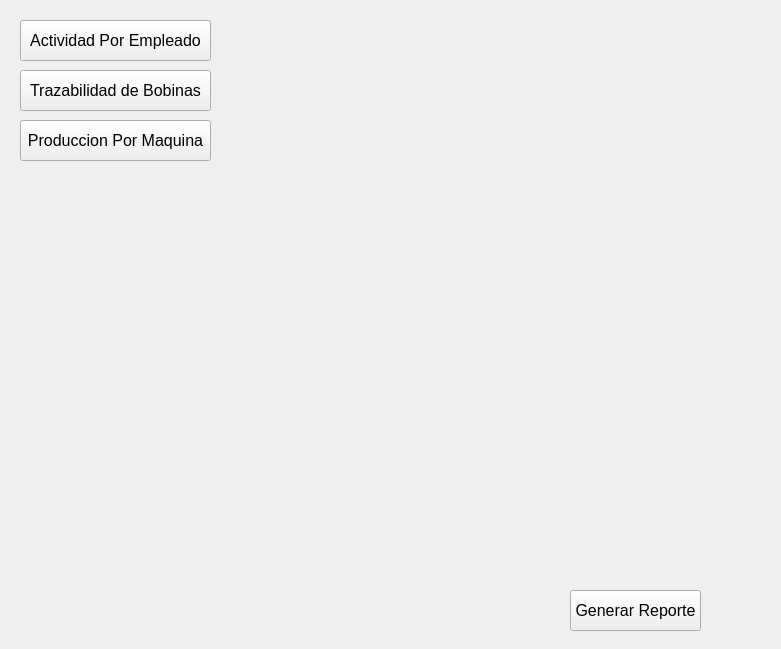
The window that Bolsaco/Admin.ui (maurocipo/Bolsaco) describes before a commit, drawn with Qt 5.
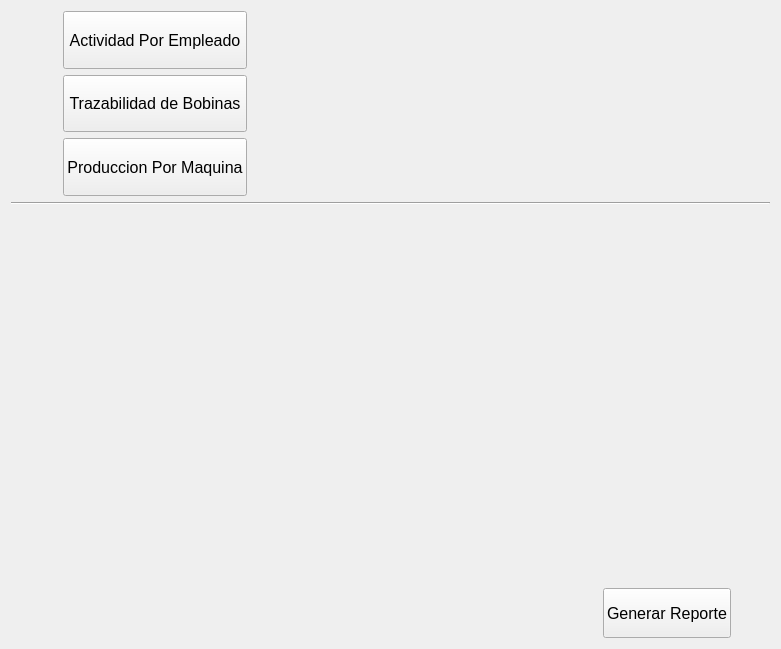
The same window after the commit.

Commit message: - Fixed layouts to work with window resizing. - Added version control of the DB and APP. - Added date control against clock manipulation. - Added automatic backup mechanism.

Diff of the .ui file:
```diff
--- a/Bolsaco/Admin.ui
+++ b/Bolsaco/Admin.ui
@@ -13,14 +13,31 @@
   <property name="windowTitle">
    <string>Form</string>
   </property>
+  <layout class="QVBoxLayout" name="verticalLayout" stretch="3,0,6,1">
+   <item>
+    <layout class="QHBoxLayout" name="horizontalLayout" stretch="1,0,10">
+     <item>
+      <spacer name="horizontalSpacer_3">
+       <property name="orientation">
+        <enum>Qt::Horizontal</enum>
+       </property>
+       <property name="sizeHint" stdset="0">
+        <size>
+         <width>40</width>
+         <height>20</height>
+        </size>
+       </property>
+      </spacer>
+     </item>
+     <item>
+      <layout class="QVBoxLayout" name="verticalLayout_2" stretch="0,0,0">
+       <item>
   <widget class="QPushButton" name="pushButton_ActPorEmpleado">
-   <property name="geometry">
-    <rect>
-     <x>20</x>
-     <y>20</y>
-     <width>191</width>
-     <height>41</height>
-    </rect>
+         <property name="sizePolicy">
+          <sizepolicy hsizetype="Minimum" vsizetype="Preferred">
+           <horstretch>0</horstretch>
+           <verstretch>0</verstretch>
+          </sizepolicy>
    </property>
    <property name="font">
     <font>
@@ -31,14 +48,14 @@
     <string>Actividad Por Empleado</string>
    </property>
   </widget>
+       </item>
+       <item>
   <widget class="QPushButton" name="pushButton_TrazBobinas">
-   <property name="geometry">
-    <rect>
-     <x>20</x>
-     <y>70</y>
-     <width>191</width>
-     <height>41</height>
-    </rect>
+         <property name="sizePolicy">
+          <sizepolicy hsizetype="Minimum" vsizetype="Preferred">
+           <horstretch>0</horstretch>
+           <verstretch>0</verstretch>
+          </sizepolicy>
    </property>
    <property name="font">
     <font>
@@ -49,14 +66,14 @@
     <string>Trazabilidad de Bobinas</string>
    </property>
   </widget>
+       </item>
+       <item>
   <widget class="QPushButton" name="pushButton_ProdPorMaquina">
-   <property name="geometry">
-    <rect>
-     <x>20</x>
-     <y>120</y>
-     <width>191</width>
-     <height>41</height>
-    </rect>
+         <property name="sizePolicy">
+          <sizepolicy hsizetype="Minimum" vsizetype="Preferred">
+           <horstretch>0</horstretch>
+           <verstretch>0</verstretch>
+          </sizepolicy>
    </property>
    <property name="font">
     <font>
@@ -70,27 +87,67 @@
     <bool>false</bool>
    </property>
   </widget>
+       </item>
+      </layout>
+     </item>
+     <item>
+      <spacer name="horizontalSpacer">
+       <property name="orientation">
+        <enum>Qt::Horizontal</enum>
+       </property>
+       <property name="sizeHint" stdset="0">
+        <size>
+         <width>760</width>
+         <height>20</height>
+        </size>
+       </property>
+      </spacer>
+     </item>
+    </layout>
+   </item>
+   <item>
+    <widget class="Line" name="line">
+     <property name="orientation">
+      <enum>Qt::Horizontal</enum>
+     </property>
+    </widget>
+   </item>
+   <item>
   <widget class="QWidget" name="widgetAvailableOptions" native="true">
    <property name="enabled">
     <bool>true</bool>
    </property>
-   <property name="geometry">
-    <rect>
-     <x>10</x>
-     <y>180</y>
-     <width>751</width>
-     <height>401</height>
-    </rect>
-   </property>
-  </widget>
+     <layout class="QHBoxLayout" name="horizontalLayout_3"/>
+    </widget>
+   </item>
+   <item>
+    <layout class="QHBoxLayout" name="horizontalLayout_2" stretch="15,0,1">
+     <item>
+      <spacer name="horizontalSpacer_2">
+       <property name="orientation">
+        <enum>Qt::Horizontal</enum>
+       </property>
+       <property name="sizeHint" stdset="0">
+        <size>
+         <width>40</width>
+         <height>20</height>
+        </size>
+       </property>
+      </spacer>
+     </item>
+     <item>
   <widget class="QPushButton" name="pushButton_GenerarReporte">
-   <property name="geometry">
-    <rect>
-     <x>570</x>
-     <y>590</y>
-     <width>131</width>
-     <height>41</height>
-    </rect>
+       <property name="sizePolicy">
+        <sizepolicy hsizetype="Minimum" vsizetype="Fixed">
+         <horstretch>0</horstretch>
+         <verstretch>0</verstretch>
+        </sizepolicy>
+       </property>
+       <property name="minimumSize">
+        <size>
+         <width>0</width>
+         <height>50</height>
+        </size>
    </property>
    <property name="font">
     <font>
@@ -101,6 +158,23 @@
     <string>Generar Reporte</string>
    </property>
   </widget>
+     </item>
+     <item>
+      <spacer name="horizontalSpacer_4">
+       <property name="orientation">
+        <enum>Qt::Horizontal</enum>
+       </property>
+       <property name="sizeHint" stdset="0">
+        <size>
+         <width>40</width>
+         <height>20</height>
+        </size>
+       </property>
+      </spacer>
+     </item>
+    </layout>
+   </item>
+  </layout>
  </widget>
  <resources/>
  <connections/>
```
Lines whose indentation alone changed are shown as unchanged. The commit also changes 25 other files.
